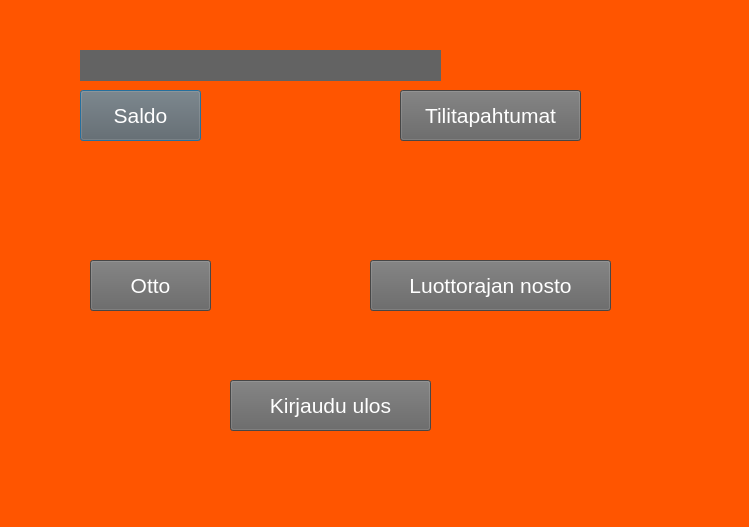
The window that frontend/menuwindow.ui (22kmo-project/group_8) describes before a commit, drawn with Qt 5.
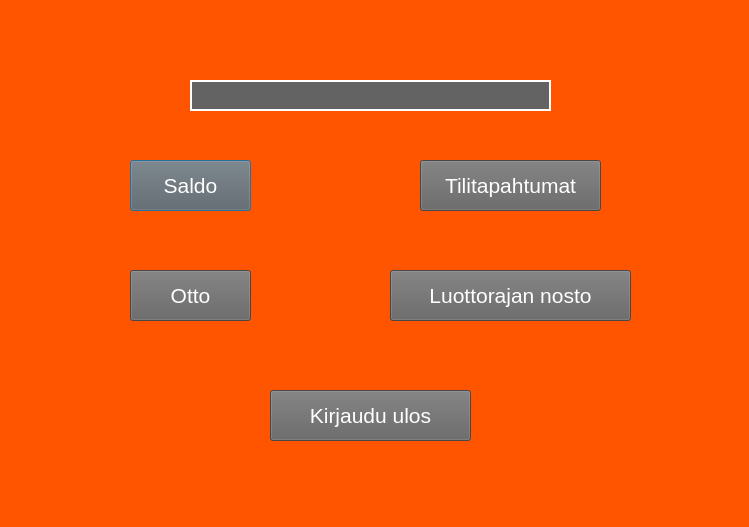
The same window after the commit.

```diff
--- a/frontend/menuwindow.ui
+++ b/frontend/menuwindow.ui
@@ -19,15 +19,14 @@
   <widget class="QPushButton" name="pushButton_Saldo">
    <property name="geometry">
     <rect>
-     <x>80</x>
-     <y>90</y>
+     <x>130</x>
+     <y>160</y>
      <width>121</width>
      <height>51</height>
     </rect>
    </property>
    <property name="font">
     <font>
-     <family>Arial</family>
      <pointsize>16</pointsize>
     </font>
    </property>
@@ -42,15 +41,14 @@
   <widget class="QPushButton" name="pushButton_Tilitapahtumat">
    <property name="geometry">
     <rect>
-     <x>400</x>
-     <y>90</y>
+     <x>420</x>
+     <y>160</y>
      <width>181</width>
      <height>51</height>
     </rect>
    </property>
    <property name="font">
     <font>
-     <family>Arial</family>
      <pointsize>16</pointsize>
     </font>
    </property>
@@ -65,15 +63,14 @@
   <widget class="QPushButton" name="pushButton_Otto">
    <property name="geometry">
     <rect>
-     <x>90</x>
-     <y>260</y>
+     <x>130</x>
+     <y>270</y>
      <width>121</width>
      <height>51</height>
     </rect>
    </property>
    <property name="font">
     <font>
-     <family>Arial</family>
      <pointsize>16</pointsize>
     </font>
    </property>
@@ -88,15 +85,14 @@
   <widget class="QPushButton" name="pushButton_LuottorajanNosto">
    <property name="geometry">
     <rect>
-     <x>370</x>
-     <y>260</y>
+     <x>390</x>
+     <y>270</y>
      <width>241</width>
      <height>51</height>
     </rect>
    </property>
    <property name="font">
     <font>
-     <family>Arial</family>
      <pointsize>16</pointsize>
     </font>
    </property>
@@ -111,15 +107,14 @@
   <widget class="QLabel" name="labelCardnumber">
    <property name="geometry">
     <rect>
-     <x>80</x>
-     <y>50</y>
+     <x>190</x>
+     <y>80</y>
      <width>361</width>
      <height>31</height>
     </rect>
    </property>
    <property name="font">
     <font>
-     <family>Arial</family>
      <pointsize>16</pointsize>
     </font>
    </property>
@@ -127,22 +122,27 @@
     <string notr="true">background-color: rgb(99, 99, 99);
 color: rgb(255, 255, 255);</string>
    </property>
+   <property name="frameShape">
+    <enum>QFrame::WinPanel</enum>
+   </property>
    <property name="text">
     <string/>
    </property>
+   <property name="alignment">
+    <set>Qt::AlignCenter</set>
+   </property>
   </widget>
   <widget class="QPushButton" name="pushButton_KirjauduUlos">
    <property name="geometry">
     <rect>
-     <x>230</x>
-     <y>380</y>
+     <x>270</x>
+     <y>390</y>
      <width>201</width>
      <height>51</height>
     </rect>
    </property>
    <property name="font">
     <font>
-     <family>Arial</family>
      <pointsize>16</pointsize>
     </font>
    </property>
```
